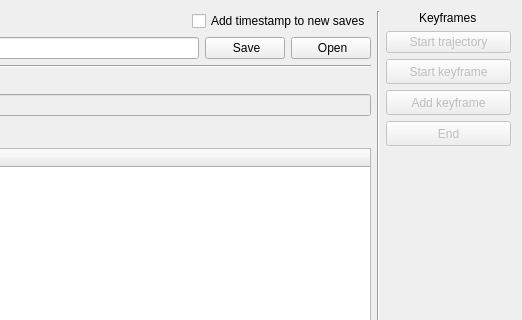
HLP-R/hlpr_kinesthetic_teaching, file rqt_kinesthetic_teaching/resource/KinestheticTeaching.ui: the form before one commit; both pictures show x 484 to 1006 and y 0 to 320 of the 1006 by 488 pixel window.
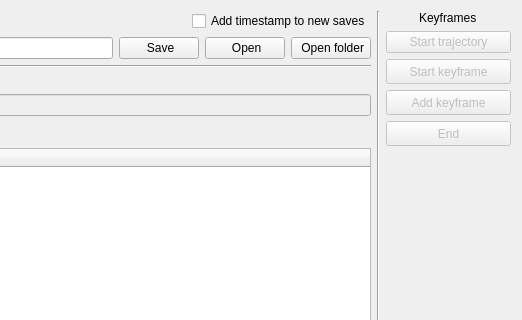
The form after the commit. Icons and pictures are not drawn.

Commit message: Add support for parsing and listing directories

The edit to the form file:
```diff
--- a/rqt_kinesthetic_teaching/resource/KinestheticTeaching.ui
+++ b/rqt_kinesthetic_teaching/resource/KinestheticTeaching.ui
@@ -106,6 +106,31 @@
            </property>
           </widget>
          </item>
+         <item>
+          <widget class="QPushButton" name="demoFolderLocationButton">
+           <property name="minimumSize">
+            <size>
+             <width>80</width>
+             <height>0</height>
+            </size>
+           </property>
+           <property name="maximumSize">
+            <size>
+             <width>125</width>
+             <height>16777215</height>
+            </size>
+           </property>
+           <property name="toolTip">
+            <string>Open directory</string>
+           </property>
+           <property name="text">
+            <string> Open folder</string>
+           </property>
+           <property name="icon">
+            <iconset theme="folder"/>
+           </property>
+          </widget>
+         </item>
         </layout>
        </item>
       </layout>
```
The commit also changes 1 other file.
